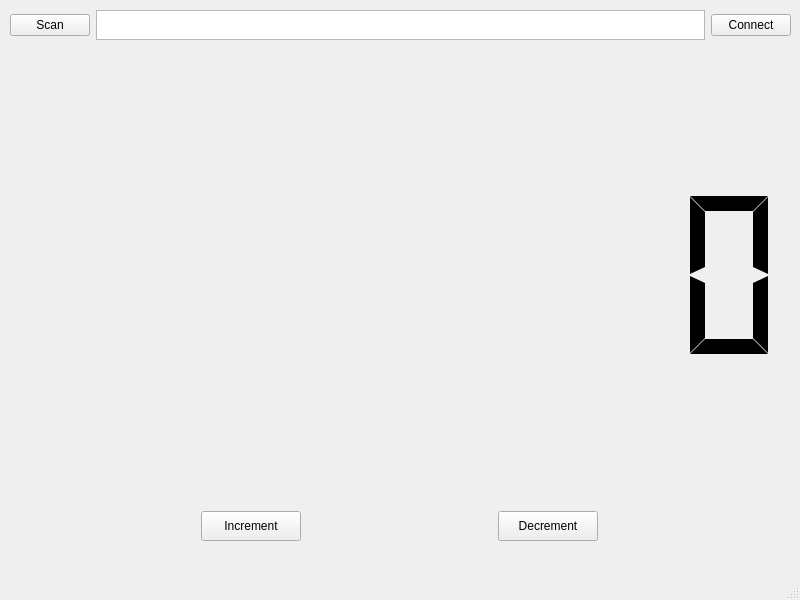
Above: mainwindow.ui from siyka-au/qtdro before the change. Below: the same form after it.
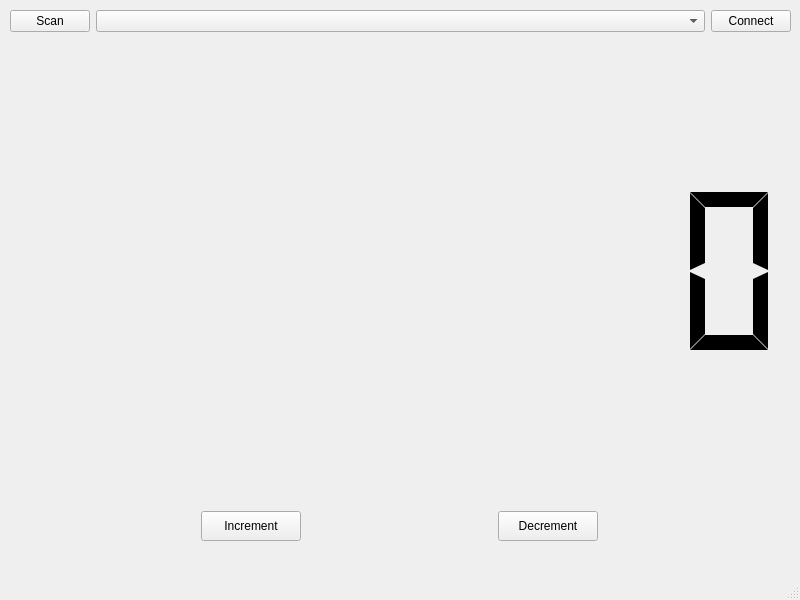
That is the form after the change.

```diff
--- a/mainwindow.ui
+++ b/mainwindow.ui
@@ -40,12 +40,12 @@
         </widget>
        </item>
        <item>
-        <widget class="QListWidget" name="listWidgetDevices">
-         <property name="maximumSize">
-          <size>
-           <width>16777215</width>
-           <height>30</height>
-          </size>
+        <widget class="QComboBox" name="comboBoxDevices">
+         <property name="sizePolicy">
+          <sizepolicy hsizetype="Expanding" vsizetype="Fixed">
+           <horstretch>0</horstretch>
+           <verstretch>0</verstretch>
+          </sizepolicy>
          </property>
         </widget>
        </item>
```
Left out of the diff: 24 changed lines with no effect on the pictures.
